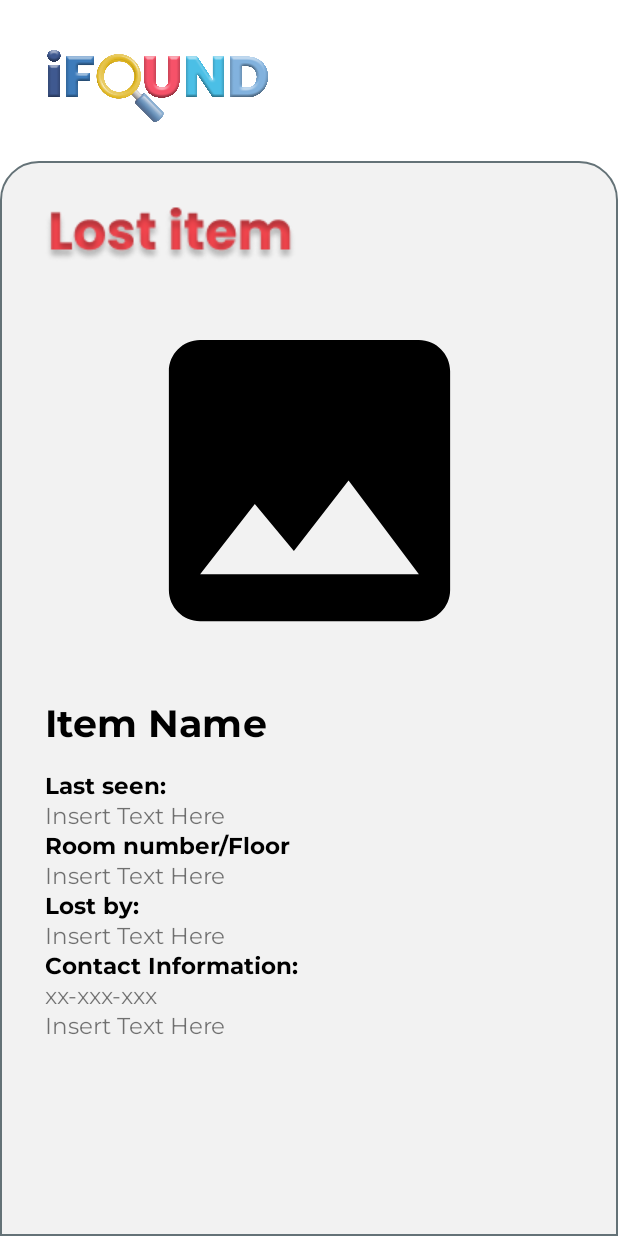
After one commit to nikuharuki/iFOUND, an Android app: the FoundItemPageActivity screen opened directly, with no data from a screen before it, on a phone screen of 412 x 824 dp. The commit adds this screen. Run offline under Robolectric (Android 15) with nearby library versions, the phone set to English and light mode, and no system bars.

Commit message:
- started and finished activity_found_item_page.xml

```diff
--- a/app/src/main/AndroidManifest.xml
+++ b/app/src/main/AndroidManifest.xml
@@ -12,6 +12,9 @@
         android:supportsRtl="true"
         android:theme="@style/Theme.IFOUND"
         tools:targetApi="31">
+        <activity
+            android:name=".FoundItemPageActivity"
+            android:exported="false" />
         <activity
             android:name=".LostItemFormActivity"
             android:exported="false" />
--- /dev/null
+++ b/app/src/main/java/com/example/ifound/FoundItemPageActivity.kt
@@ -0,0 +1,13 @@
+package com.example.ifound
+
+import androidx.appcompat.app.AppCompatActivity
+import android.os.Bundle
+
+// FoundItemPage =/= FoundItemFeed
+
+class FoundItemPageActivity : AppCompatActivity() {
+    override fun onCreate(savedInstanceState: Bundle?) {
+        super.onCreate(savedInstanceState)
+        setContentView(R.layout.activity_found_item_page)
+    }
+}
--- /dev/null
+++ b/app/src/main/res/drawable/bg_curved_white.xml
@@ -0,0 +1,12 @@
+<?xml version="1.0" encoding="utf-8"?>
+<shape xmlns:android="http://schemas.android.com/apk/res/android"
+    android:shape="rectangle">
+
+    <solid android:color="@color/white"/>
+    <corners
+        android:topRightRadius="25dp"
+        android:topLeftRadius="25dp"/>
+    <stroke
+        android:color="@color/gray1"
+        android:width="1dp"/>
+</shape>
--- /dev/null
+++ b/app/src/main/res/drawable/img_temp_vector.xml
@@ -0,0 +1,5 @@
+<vector android:height="24dp" android:tint="#000000"
+    android:viewportHeight="24" android:viewportWidth="24"
+    android:width="24dp" xmlns:android="http://schemas.android.com/apk/res/android">
+    <path android:fillColor="@android:color/white" android:pathData="M21,19V5c0,-1.1 -0.9,-2 -2,-2H5c-1.1,0 -2,0.9 -2,2v14c0,1.1 0.9,2 2,2h14c1.1,0 2,-0.9 2,-2zM8.5,13.5l2.5,3.01L14.5,12l4.5,6H5l3.5,-4.5z"/>
+</vector>
--- /dev/null
+++ b/app/src/main/res/layout/activity_found_item_page.xml
@@ -0,0 +1,153 @@
+<?xml version="1.0" encoding="utf-8"?>
+<androidx.constraintlayout.widget.ConstraintLayout xmlns:android="http://schemas.android.com/apk/res/android"
+    xmlns:app="http://schemas.android.com/apk/res-auto"
+    xmlns:tools="http://schemas.android.com/tools"
+    android:layout_width="match_parent"
+    android:layout_height="match_parent"
+    tools:context=".FoundItemPageActivity">
+
+    <ImageView
+        android:id="@+id/iv_ifound_logo"
+        android:layout_width="150dp"
+        android:layout_height="75dp"
+        android:src="@drawable/ifound"
+        app:layout_constraintTop_toTopOf="parent"
+        app:layout_constraintStart_toStartOf="parent"
+        android:layout_marginStart="30dp"
+        android:layout_marginTop="20dp"/>
+
+    <androidx.constraintlayout.widget.Guideline
+        android:id="@+id/horizontal_guideline_13"
+        android:layout_width="wrap_content"
+        android:layout_height="wrap_content"
+        android:orientation="horizontal"
+        app:layout_constraintGuide_percent=".13"/>
+
+
+    <androidx.constraintlayout.widget.ConstraintLayout
+        android:layout_width="match_parent"
+        android:layout_height="0dp"
+        app:layout_constraintTop_toTopOf="@id/horizontal_guideline_13"
+        app:layout_constraintBottom_toBottomOf="parent"
+        android:background="@drawable/bg_curved_white">
+
+        <ImageView
+            android:id="@+id/iv_lost_item"
+            android:layout_width="wrap_content"
+            android:layout_height="wrap_content"
+            android:src="@drawable/img_lost_item_text"
+            app:layout_constraintTop_toTopOf="parent"
+            app:layout_constraintStart_toStartOf="parent"
+            android:layout_marginStart="30dp"
+            android:layout_marginTop="30dp"/>
+
+        <ImageView
+            android:id="@+id/iv_item_img"
+            android:layout_width="350dp"
+            android:layout_height="250dp"
+            android:src="@drawable/img_temp_vector"
+            app:layout_constraintTop_toBottomOf="@id/iv_lost_item"
+            app:layout_constraintStart_toStartOf="parent"
+            app:layout_constraintEnd_toEndOf="parent"
+            android:layout_marginTop="20dp"/>
+
+        <LinearLayout
+            android:id="@+id/ll"
+            android:layout_width="match_parent"
+            android:layout_height="wrap_content"
+            app:layout_constraintTop_toBottomOf="@id/iv_item_img"
+            android:layout_marginTop="20dp"
+            android:paddingStart="30dp"
+            android:paddingEnd="30dp"
+            android:orientation="vertical"
+            android:weightSum="10">
+
+            <TextView
+                android:layout_width="match_parent"
+                android:layout_height="wrap_content"
+                android:layout_weight="1"
+                android:layout_marginBottom="15dp"
+                android:textSize="25sp"
+                android:textColor="@color/black"
+                android:text="@string/txt_lost_item_page_item_name"
+                android:fontFamily="@font/bold"/>
+
+            <TextView
+                android:layout_width="match_parent"
+                android:layout_height="wrap_content"
+                android:layout_weight="1"
+                android:textSize="15sp"
+                android:textColor="@color/black"
+                android:text="@string/txt_lost_item_page_last_seen_header"
+                android:fontFamily="@font/bold"/>
+
+            <TextView
+                android:layout_width="match_parent"
+                android:layout_height="wrap_content"
+                android:layout_weight="1"
+                android:textSize="15sp"
+                android:text="@string/txt_lost_item_page_last_seen_body"
+                android:fontFamily="@font/regular"/>
+
+            <TextView
+                android:layout_width="match_parent"
+                android:layout_height="wrap_content"
+                android:layout_weight="1"
+                android:textSize="15sp"
+                android:textColor="@color/black"
+                android:text="@string/txt_lost_item_page_floor_num_header"
+                android:fontFamily="@font/bold"/>
+
+            <TextView
+                android:layout_width="match_parent"
+                android:layout_height="wrap_content"
+                android:layout_weight="1"
+                android:textSize="15sp"
+                android:text="@string/txt_lost_item_page_floor_num_body"
+                android:fontFamily="@font/regular"/>
+
+            <TextView
+                android:layout_width="match_parent"
+                android:layout_height="wrap_content"
+                android:layout_weight="1"
+                android:textSize="15sp"
+                android:textColor="@color/black"
+                android:text="@string/txt_lost_item_page_lost_by_header"
+                android:fontFamily="@font/bold"/>
+
+            <TextView
+                android:layout_width="match_parent"
+                android:layout_height="wrap_content"
+                android:layout_weight="1"
+                android:textSize="15sp"
+                android:text="@string/txt_lost_item_page_lost_by_body"
+                android:fontFamily="@font/regular"/>
+
+            <TextView
+                android:layout_width="match_parent"
+                android:layout_height="wrap_content"
+                android:layout_weight="1"
+                android:textSize="15sp"
+                android:textColor="@color/black"
+                android:text="@string/txt_lost_item_page_contact_info_header"
+                android:fontFamily="@font/bold"/>
+            <TextView
+                android:layout_width="match_parent"
+                android:layout_height="wrap_content"
+                android:layout_weight="1"
+                android:textSize="15sp"
+                android:text="@string/txt_lost_item_page_contact_info_number"
+                android:fontFamily="@font/regular"/>
+
+            <TextView
+                android:layout_width="match_parent"
+                android:layout_height="wrap_content"
+                android:layout_weight="1"
+                android:textSize="15sp"
+                android:text="@string/txt_lost_item_page_contact_info_email"
+                android:fontFamily="@font/regular"/>
+        </LinearLayout>
+
+    </androidx.constraintlayout.widget.ConstraintLayout>
+
+</androidx.constraintlayout.widget.ConstraintLayout>
--- a/app/src/main/res/values/strings.xml
+++ b/app/src/main/res/values/strings.xml
@@ -25,4 +25,16 @@
     <string name="txt_lost_item_form_cancel_btn">Cancel</string>
     <string name="txt_lost_item_form_submit_btn">Submit</string>
 
+    <string name="txt_lost_item_page_item_name">Item Name</string>
+    <string name="txt_lost_item_page_last_seen_header">Last seen:</string>
+    <string name="txt_lost_item_page_last_seen_body">Insert Text Here</string>
+    <string name="txt_lost_item_page_floor_num_header">Room number/Floor</string>
+    <string name="txt_lost_item_page_floor_num_body">Insert Text Here</string>
+    <string name="txt_lost_item_page_lost_by_header">Lost by:</string>
+    <string name="txt_lost_item_page_lost_by_body">Insert Text Here</string>
+    <string name="txt_lost_item_page_contact_info_header">Contact Information:</string>
+    <string name="txt_lost_item_page_contact_info_number">xx-xxx-xxx</string>
+    <string name="txt_lost_item_page_contact_info_email">Insert Text Here</string>
+
+
 </resources>
```
Also changed, not shown: app/src/main/res/drawable/img_found_item_text.png (added), app/src/main/res/drawable/img_lost_item_text.png (added).
